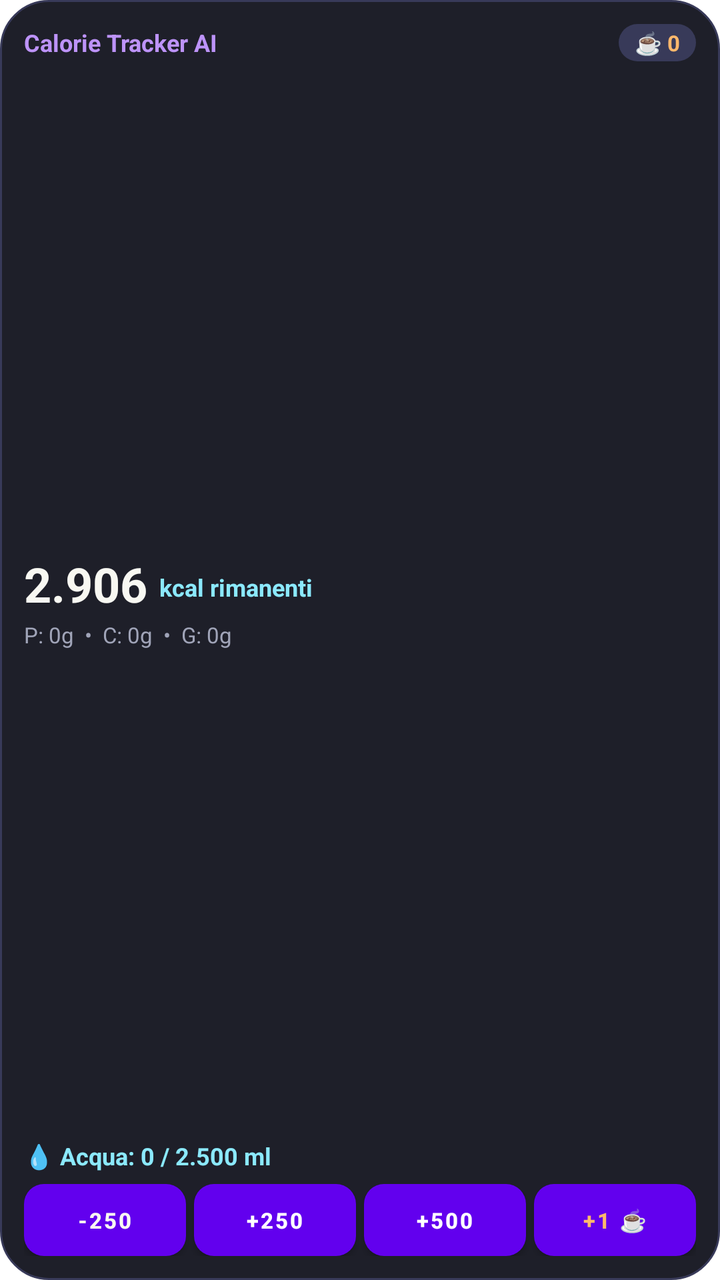
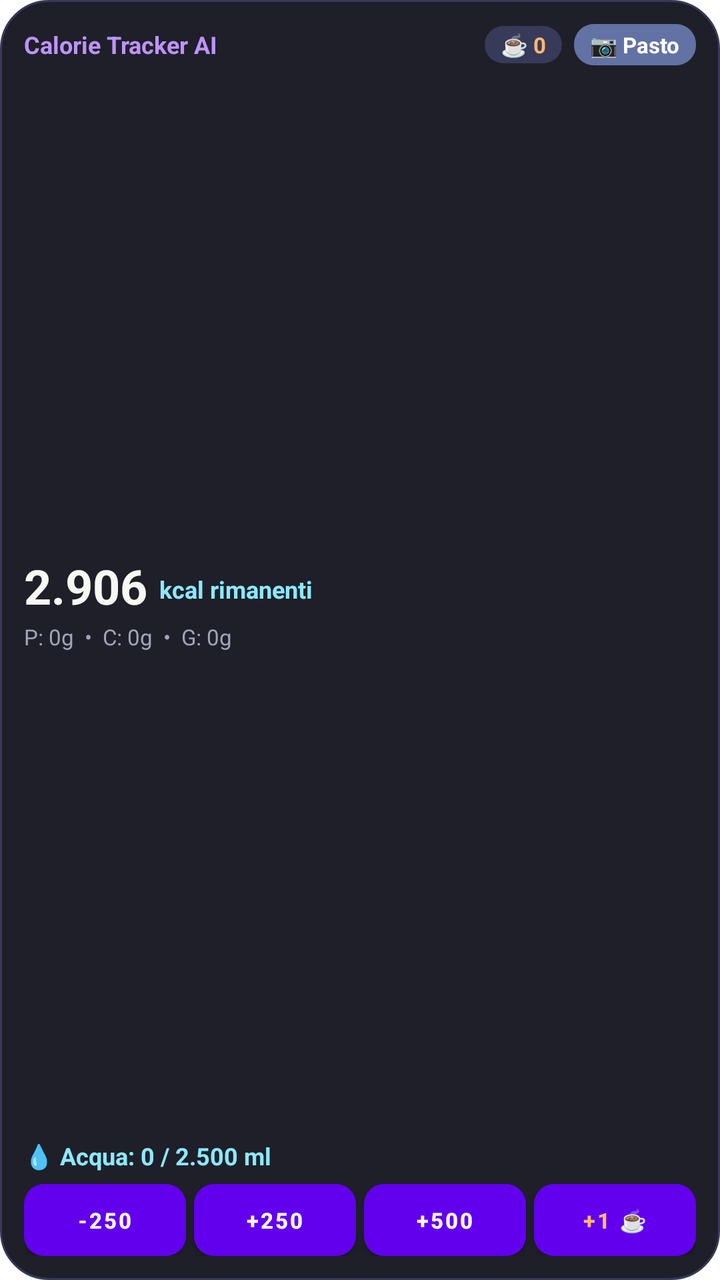

Compare the two renders of this Android layout. The source of the first and the diff that turns it into the second are given below.
<!-- AndroidManifest.xml: fallback theme Theme.MaterialComponents.DayNight.NoActionBar -->
<!-- res/layout/widget_calorie_water.xml -->
<?xml version="1.0" encoding="utf-8"?>
<LinearLayout xmlns:android="http://schemas.android.com/apk/res/android"
    android:id="@+id/widget_container"
    android:layout_width="match_parent"
    android:layout_height="match_parent"
    android:orientation="vertical"
    android:background="@drawable/widget_bg"
    android:padding="12dp">

    
    <LinearLayout
        android:layout_width="match_parent"
        android:layout_height="wrap_content"
        android:orientation="horizontal"
        android:gravity="center_vertical">

        <TextView
            android:layout_width="0dp"
            android:layout_height="wrap_content"
            android:layout_weight="1"
            android:text="Calorie Tracker AI"
            android:textColor="#bd93f9"
            android:textSize="12sp"
            android:textStyle="bold" />

        <TextView
            android:id="@+id/widget_coffee_pill"
            android:layout_width="wrap_content"
            android:layout_height="wrap_content"
            android:background="@drawable/widget_pill_bg"
            android:paddingHorizontal="8dp"
            android:paddingVertical="2dp"
            android:text="☕ 0"
            android:textColor="#ffb86c"
            android:textSize="11sp"
            android:textStyle="bold" />
    </LinearLayout>

    
    <LinearLayout
        android:id="@+id/widget_clickable_body"
        android:layout_width="match_parent"
        android:layout_height="0dp"
        android:layout_weight="1"
        android:orientation="vertical"
        android:gravity="center_vertical"
        android:paddingVertical="4dp">

        <LinearLayout
            android:layout_width="match_parent"
            android:layout_height="wrap_content"
            android:orientation="horizontal"
            android:gravity="bottom">

            <TextView
                android:id="@+id/widget_kcal_remaining"
                android:layout_width="wrap_content"
                android:layout_height="wrap_content"
                android:text="2.906"
                android:textColor="#f8f8f2"
                android:textSize="24sp"
                android:textStyle="bold" />

            <TextView
                android:id="@+id/widget_kcal_label"
                android:layout_width="wrap_content"
                android:layout_height="wrap_content"
                android:layout_marginStart="6dp"
                android:layout_marginBottom="3dp"
                android:text="kcal rimanenti"
                android:textColor="#8be9fd"
                android:textSize="12sp"
                android:textStyle="bold" />
        </LinearLayout>

        <TextView
            android:id="@+id/widget_macros_text"
            android:layout_width="match_parent"
            android:layout_height="wrap_content"
            android:layout_marginTop="2dp"
            android:text="P: 0g  •  C: 0g  •  G: 0g"
            android:textColor="#a0a4b8"
            android:textSize="11sp" />
    </LinearLayout>

    
    <TextView
        android:id="@+id/widget_water_header"
        android:layout_width="match_parent"
        android:layout_height="wrap_content"
        android:text="💧 Acqua: 0 / 2.500 ml"
        android:textColor="#8be9fd"
        android:textSize="12sp"
        android:textStyle="bold"
        android:layout_marginBottom="6dp" />

    
    <LinearLayout
        android:layout_width="match_parent"
        android:layout_height="36dp"
        android:orientation="horizontal"
        android:gravity="center_vertical">

        <Button
            android:id="@+id/btn_water_sub"
            android:layout_width="0dp"
            android:layout_height="match_parent"
            android:layout_weight="1"
            android:layout_marginEnd="4dp"
            android:background="@drawable/widget_button_bg"
            android:text="-250"
            android:textColor="#f8f8f2"
            android:textSize="11sp"
            android:textStyle="bold"
            android:padding="0dp" />

        <Button
            android:id="@+id/btn_water_add"
            android:layout_width="0dp"
            android:layout_height="match_parent"
            android:layout_weight="1"
            android:layout_marginEnd="4dp"
            android:background="@drawable/widget_button_accent_bg"
            android:text="+250"
            android:textColor="#ffffff"
            android:textSize="11sp"
            android:textStyle="bold"
            android:padding="0dp" />

        <Button
            android:id="@+id/btn_water_add500"
            android:layout_width="0dp"
            android:layout_height="match_parent"
            android:layout_weight="1"
            android:layout_marginEnd="4dp"
            android:background="@drawable/widget_button_accent_bg"
            android:text="+500"
            android:textColor="#ffffff"
            android:textSize="11sp"
            android:textStyle="bold"
            android:padding="0dp" />

        <Button
            android:id="@+id/btn_coffee_add"
            android:layout_width="0dp"
            android:layout_height="match_parent"
            android:layout_weight="1"
            android:background="@drawable/widget_button_bg"
            android:text="+1 ☕"
            android:textColor="#ffb86c"
            android:textSize="11sp"
            android:textStyle="bold"
            android:padding="0dp" />
    </LinearLayout>

</LinearLayout>
<!-- resources referenced by this layout -->
<resources>
  <!-- drawable widget_bg (drawable) -->
  <?xml version="1.0" encoding="utf-8"?>
  <shape xmlns:android="http://schemas.android.com/apk/res/android"
      android:shape="rectangle">
      <solid android:color="#1e1f29" />
      <corners android:radius="24dp" />
      <stroke android:width="1dp" android:color="#383a59" />
  </shape>
  <!-- drawable widget_button_accent_bg (drawable) -->
  <?xml version="1.0" encoding="utf-8"?>
  <shape xmlns:android="http://schemas.android.com/apk/res/android"
      android:shape="rectangle">
      <solid android:color="#6272a4" />
      <corners android:radius="10dp" />
  </shape>
  <!-- drawable widget_button_bg (drawable) -->
  <?xml version="1.0" encoding="utf-8"?>
  <shape xmlns:android="http://schemas.android.com/apk/res/android"
      android:shape="rectangle">
      <solid android:color="#44475a" />
      <corners android:radius="10dp" />
  </shape>
  <!-- drawable widget_pill_bg (drawable) -->
  <?xml version="1.0" encoding="utf-8"?>
  <shape xmlns:android="http://schemas.android.com/apk/res/android"
      android:shape="rectangle">
      <solid android:color="#383a59" />
      <corners android:radius="999dp" />
  </shape>
</resources>

<!-- the commit's change to res/layout/widget_calorie_water.xml (unified diff, before → after) -->
@@ -32,6 +32,19 @@
             android:paddingVertical="2dp"
             android:text="☕ 0"
             android:textColor="#ffb86c"
+            android:textSize="11sp"
+            android:textStyle="bold" />
+
+        <TextView
+            android:id="@+id/btn_quick_meal"
+            android:layout_width="wrap_content"
+            android:layout_height="wrap_content"
+            android:layout_marginStart="6dp"
+            android:background="@drawable/widget_button_accent_bg"
+            android:paddingHorizontal="8dp"
+            android:paddingVertical="3dp"
+            android:text="📷 Pasto"
+            android:textColor="#ffffff"
             android:textSize="11sp"
             android:textStyle="bold" />
     </LinearLayout>
